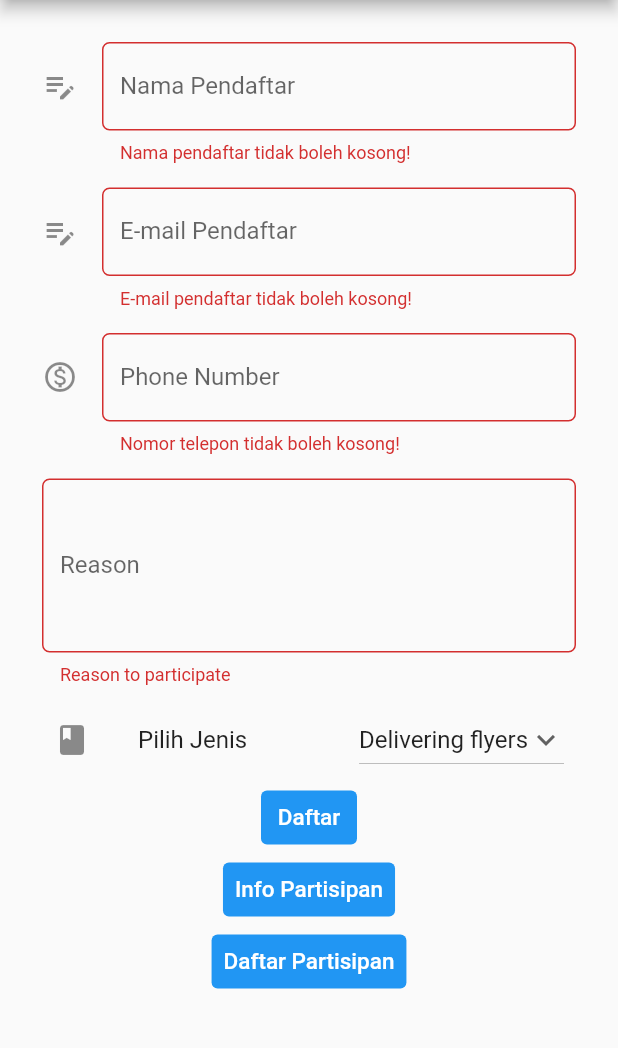
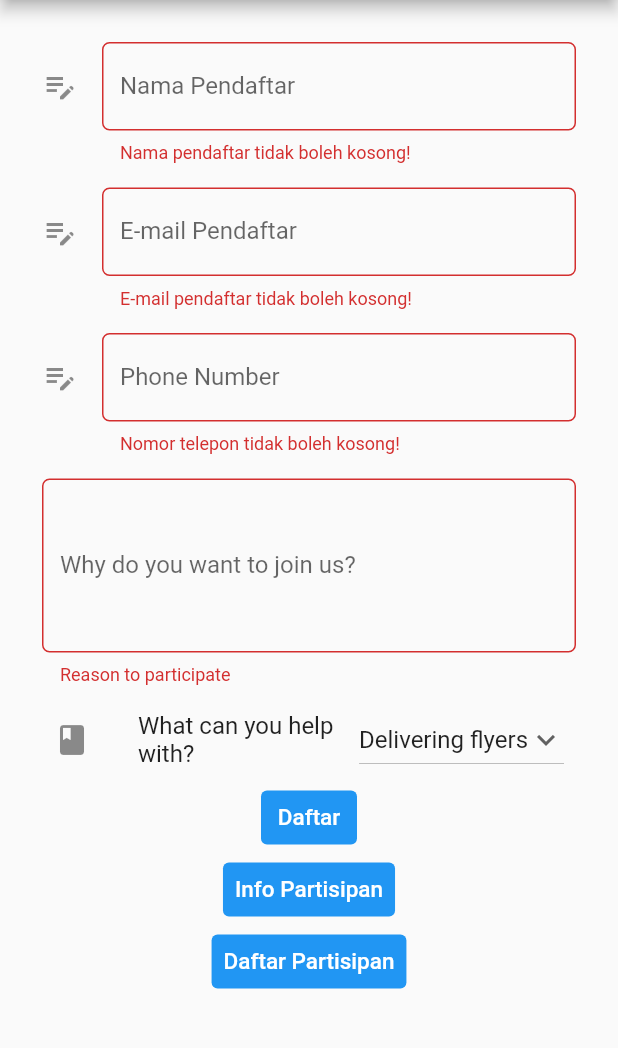
Before and after one commit to bryan273/Ecoist-App, a Flutter app: the ParticipatePage screen opened directly, after a tap on "Daftar", on a phone screen of 412 x 824 dp, the part 84-1132 px from its top. Run offline on Flutter 3.47's test engine with Material 2 defaults, Android fonts, the phone set to English and light mode, and no system bars; our stand-ins replace syncfusion_flutter_charts; missing offline and left inert: pbp_django_auth.

Commit message:
Done fetch and post (masih localhost!!!)

```diff
--- a/lib/participate/fetch_participants.dart
+++ b/lib/participate/fetch_participants.dart
@@ -24,3 +24,10 @@ Future<List<Participants>> fetchParticipants() async {
   }
   return listPartisipan;
 }
+
+void join(request, nama, email, nomor, help, reason) async {
+  await request.post(
+      'http://127.0.0.1:8000/participate/flutter_campaign/',
+      {"nama_pendaftar": nama, "email_pendaftar": email, "phone_number": nomor,
+      "what_can_you_help_with": help, "reason_to_participate": reason});
+}
--- a/lib/participate/page/join_form.dart
+++ b/lib/participate/page/join_form.dart
@@ -3,6 +3,9 @@ import 'package:flutter/material.dart';
 import 'package:ecoist/main.dart';
 import 'package:ecoist/landing/components/drawer_user.dart';
 import 'package:ecoist/participate/page/participants.dart';
+import 'package:provider/provider.dart';
+import 'package:ecoist/participate/fetch_participants.dart';
+import 'package:pbp_django_auth/pbp_django_auth.dart';
 
 class ParticipatePage extends StatefulWidget {
   const ParticipatePage({Key? key, }) : super(key: key);
@@ -34,6 +37,7 @@ class _ParticipateFormPageState extends State<ParticipatePage> {
 
   @override
   Widget build(BuildContext context) {
+    final request = context.watch<CookieRequest>();
     return Scaffold(
       appBar: AppBar(
         title: const Text('Form Partisipan'),
@@ -112,7 +116,7 @@ class _ParticipateFormPageState extends State<ParticipatePage> {
                   child: TextFormField(
                     decoration: InputDecoration(
                       labelText: "Phone Number",
-                      icon: const Icon(Icons.monetization_on_outlined),
+                      icon: const Icon(Icons.edit_note),
                       border: OutlineInputBorder(
                         borderRadius: BorderRadius.circular(5.0),
                       ),
@@ -151,7 +155,7 @@ class _ParticipateFormPageState extends State<ParticipatePage> {
                     maxLines: 4,
                     keyboardType: TextInputType.multiline,
                     decoration: InputDecoration(
-                      labelText: "Reason",
+                      labelText: "Why do you want to join us?",
                       border: OutlineInputBorder(
                         borderRadius: BorderRadius.circular(5.0),
                       ),
@@ -179,7 +183,7 @@ class _ParticipateFormPageState extends State<ParticipatePage> {
                 ListTile(
                   leading: const Icon(Icons.class_),
                   title: const Text(
-                    'Pilih Jenis ',
+                    'What can you help with?',
                   ),
                   trailing: DropdownButton(
                     value: _whatCanYouHelpWith,
@@ -207,14 +211,13 @@ class _ParticipateFormPageState extends State<ParticipatePage> {
                   ),
                 ),
 
-                // Tombol "Simpan"
                 TextButton(
                   style: ButtonStyle(
                     backgroundColor: MaterialStateProperty.all(Colors.blue),
                   ),
                   onPressed: () {
                     if (_formKey.currentState!.validate()) {
-                      inputDataBudget(_namaPendaftar, _emailPendaftar, _phoneNumber, _whatCanYouHelpWith, _reasonToParticipate);
+                      join(request, _namaPendaftar, _emailPendaftar, _phoneNumber.toString(), _whatCanYouHelpWith, _reasonToParticipate);
                       Navigator.push(
                         context,
                         MaterialPageRoute(builder: (context) => const ParticipatePage()),
```
Also changed, not shown: 1 other file.
